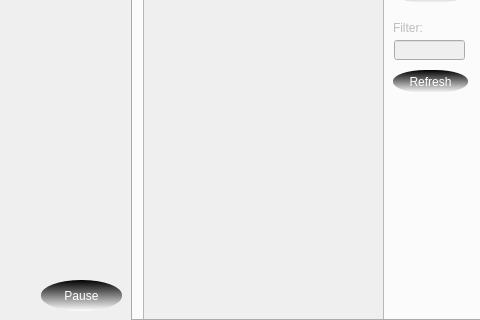
Above: mainwindow.ui from warren80/comaudio before the change; both pictures show x 189 to 669 and y 120 to 440 of the 669 by 440 pixel window. Below: the same form after it.
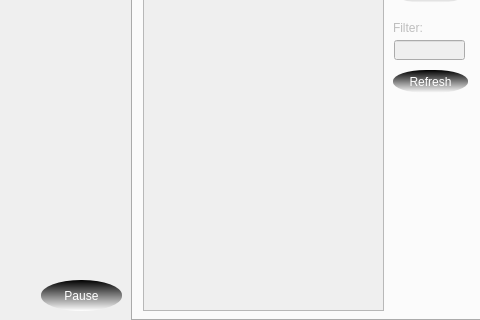
That is the form after the change. The open tabs and pages were chosen to show the change. Icons and pictures are not drawn.

Patch:
```diff
--- a/mainwindow.ui
+++ b/mainwindow.ui
@@ -528,7 +528,7 @@
         <x>10</x>
         <y>70</y>
         <width>241</width>
-        <height>341</height>
+        <height>331</height>
        </rect>
       </property>
      </widget>
```
